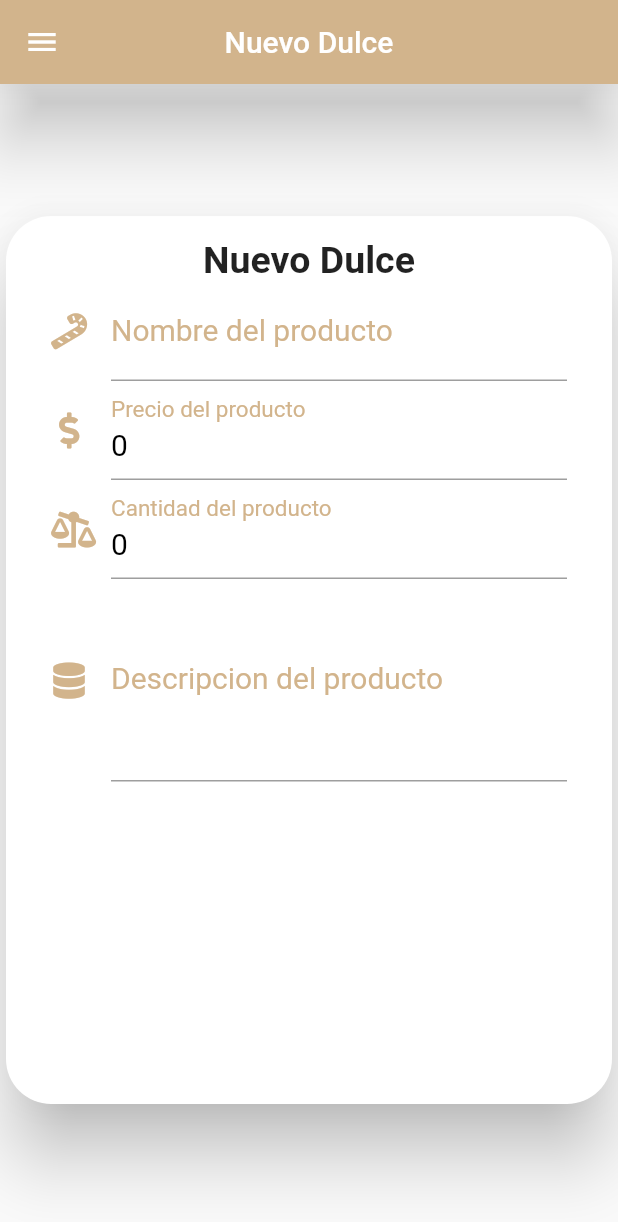
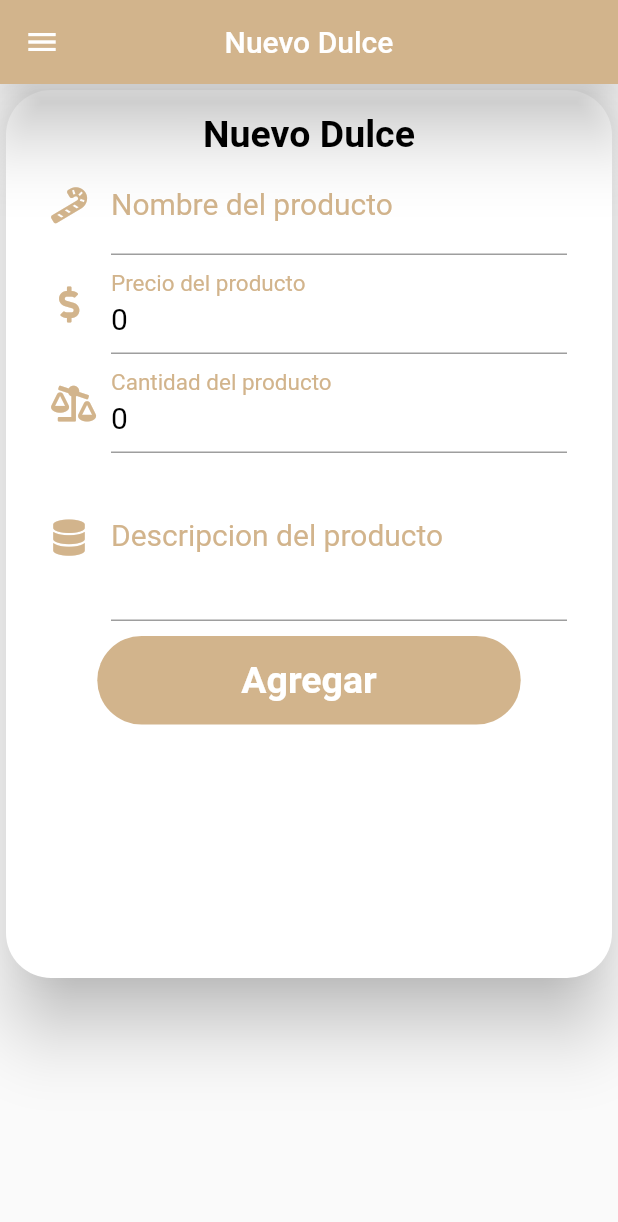
Before and after one commit to brianA1998/dulce_delivery, a Flutter app: the screen it shows after launch, after a tap on an icon or button, on a phone screen of 412 x 824 dp. Shown: the top 1222 px of the screen. Run offline on Flutter 3.47's test engine with Material 2 defaults, Android fonts, the light colour scheme and no system bars; our stand-ins replace firebase_database, font_awesome_flutter; accounts and stored records are empty.

```diff
--- a/lib/pages/product_new_screen.dart
+++ b/lib/pages/product_new_screen.dart
@@ -1,8 +1,12 @@
 import 'package:dulces_delivery/objects/product.dart';
+import 'package:dulces_delivery/pages/products_page.dart';
+
 import 'package:dulces_delivery/utils/constans.dart';
 import 'package:dulces_delivery/widgets/side_bar_widget.dart';
 import 'package:flutter/material.dart';
 import 'package:font_awesome_flutter/font_awesome_flutter.dart';
+
+import 'products_page.dart';
 
 class ProductNewScreen extends StatefulWidget {
   final Product product;
@@ -48,8 +52,7 @@ class _ProductNewScreenState extends State<ProductNewScreen> {
           title: Text('Nuevo Dulce'),
         ),
         drawer: SideBarWidget(),
-        body: Center(
-          child: Container(
+        body: Container(
           height: 600.0,
           child: Card(
             shape: RoundedRectangleBorder(
@@ -59,18 +62,18 @@ class _ProductNewScreenState extends State<ProductNewScreen> {
             child: Column(
               children: [
                 Padding(
-                    padding:
-                        EdgeInsets.only(top: 15.0, left: 20.0, right: 20.0),
+                  padding: EdgeInsets.only(top: 15.0, left: 20.0, right: 20.0),
                   child: (widget.product.id != null)
-                        ? _TextLabel("Editar Dulce")
-                        : _TextLabel("Nuevo Dulce"),
+                      ? _TextLabel(label: "Editar Dulce")
+                      : _TextLabel(label: "Nuevo Dulce"),
                 ),
                 _nameProduct(),
                 _priceProduct(),
                 _cuantityProduct(),
                 _descriptionProduct(),
+                SizedBox(height: 10.0),
+                _buttonProduct(),
               ],
-              ),
             ),
           ),
         ),
@@ -135,7 +138,7 @@ class _ProductNewScreenState extends State<ProductNewScreen> {
     return Padding(
       padding: const EdgeInsets.symmetric(horizontal: 30.0),
       child: TextField(
-          maxLines: 4,
+          maxLines: 3,
           controller: _description,
           style: TextStyle(fontSize: 20.0, color: Colors.black),
           decoration: InputDecoration(
@@ -148,16 +151,98 @@ class _ProductNewScreenState extends State<ProductNewScreen> {
           )),
     );
   }
+
+  Widget _buttonProduct() {
+    // ignore: deprecated_member_use
+    return FlatButton(
+      child: Container(
+        padding: EdgeInsets.symmetric(horizontal: 80.0, vertical: 15.0),
+        child: (widget.product.id != null)
+            ? _TextLabel(
+                label: 'Actualizar',
+                colorLetter: Colors.white,
+              )
+            : _TextLabel(
+                label: 'Agregar',
+                colorLetter: Colors.white,
+              ),
+      ),
+      shape: RoundedRectangleBorder(borderRadius: BorderRadius.circular(30)),
+      color: colorPastel,
+      onPressed: () {
+        setState(() {
+          _addProduct();
+        });
+      },
+    );
   }
 
-class _TextLabel extends StatelessWidget {
+  void _addProduct() {
+    try {
+      if (widget.product.id != null) {
+        productReference.child(widget.product.id).set({
+          'name': _name.text,
+          'price': _price,
+          'cuantity': _cuantity,
+          'description': _description.text
+        }).then(
+          (_) => Navigator.pop(context),
+        );
+      } else {
+        productReference.push().set({
+          'name': _name.text,
+          'price': _price.text,
+          'cuantity': _cuantity.text,
+          'description': _description.text
+        }).then(
+          (_) => Navigator.pop(context),
+        );
+      }
+    } catch (e) {
+      _showDialog();
+    }
+  }
+}
+
+void _showDialog() {
+  showDialog(
+    builder: (BuildContext context) {
+      return AlertDialog(
+        title: Text("Error"),
+        actions: [
+          Expanded(
+            // ignore: deprecated_member_use
+            child: FlatButton(
+              child: Text('Ok'),
+              onPressed: () => Navigator.pop(context),
+            ),
+          )
+        ],
+      );
+    },
+    context: null,
+  );
+}
+
+// ignore: must_be_immutable
+class _TextLabel extends StatefulWidget {
   final String label;
-  _TextLabel(this.label);
+  Color colorLetter;
+  _TextLabel({this.label, this.colorLetter = Colors.black});
+
+  @override
+  __TextLabelState createState() => __TextLabelState();
+}
+
+class __TextLabelState extends State<_TextLabel> {
   @override
   Widget build(BuildContext context) {
     return Text(
-      label,
-      style: TextStyle(fontSize: 25.0, fontWeight: FontWeight.bold),
+      widget.label,
+      style: TextStyle(
+          fontSize: 25.0,
+          fontWeight: FontWeight.bold,
+          color: widget.colorLetter),
     );
   }
 }
--- a/lib/pages/products_page.dart
+++ b/lib/pages/products_page.dart
@@ -26,20 +26,33 @@ class _ProductsPageState extends State<ProductsPage> {
 
   @override
   Widget build(BuildContext context) {
-    return Scaffold(
-      appBar: AppBar(
-        backgroundColor: Color(0xffD2B48C),
+    return SafeArea(
+      child: Scaffold(
+        drawer: SideBarWidget(),
+        body: CustomScrollView(
+          physics: ScrollPhysics(),
+          primary: true,
+          slivers: [
+            SliverAppBar(
+              title: Text("Productos"),
+              backgroundColor: Color(0xffF58020),
+              floating: true,
               centerTitle: true,
-        elevation: 20.0,
-        title: Text('Dulce Delivery'),
             ),
-      drawer: SideBarWidget(),
-      body: Center(),
+            SliverList(
+              delegate: SliverChildBuilderDelegate(
+                  (BuildContext context, int position) {
+                return Card();
+              }),
+            ),
+          ],
+        ),
         floatingActionButton: FloatingActionButton(
           child: Icon(FontAwesomeIcons.plus),
           elevation: 15.0,
           backgroundColor: Color(0xffD2B48C),
           onPressed: () => _createNewProduct(context),
+        ),
       ),
     );
   }
```
Lines whose indentation alone changed are shown as unchanged.
